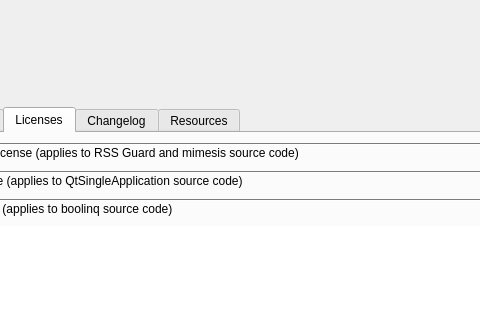
The window that src/librssguard/gui/dialogs/formabout.ui (martinrotter/rssguard) describes before a commit, drawn with Qt 5; both pictures show x 92 to 572 and y 0 to 320 of the 727 by 446 pixel window.
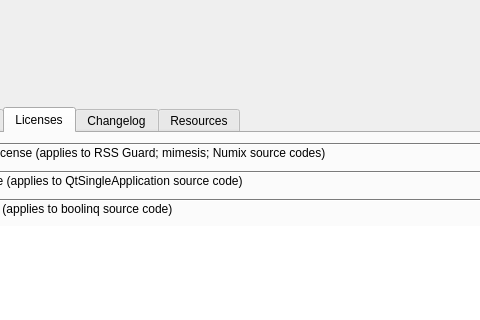
The same window after the commit. The open tabs and pages were chosen to show the change.

Commit message: Add Numix icon theme, which is bundled.

Patch:
```diff
--- a/src/librssguard/gui/dialogs/formabout.ui
+++ b/src/librssguard/gui/dialogs/formabout.ui
@@ -167,7 +167,7 @@
            <bool>true</bool>
           </property>
           <attribute name="label">
-           <string>GNU GPL License (applies to RSS Guard and mimesis source code)</string>
+           <string>GNU GPL License (applies to RSS Guard; mimesis; Numix source codes)</string>
           </attribute>
           <attribute name="toolTip">
            <string>GNU GPL License</string>
```
Left out of the diff: 14 changed lines with no effect on the pictures. The commit also changes 5191 other files.
